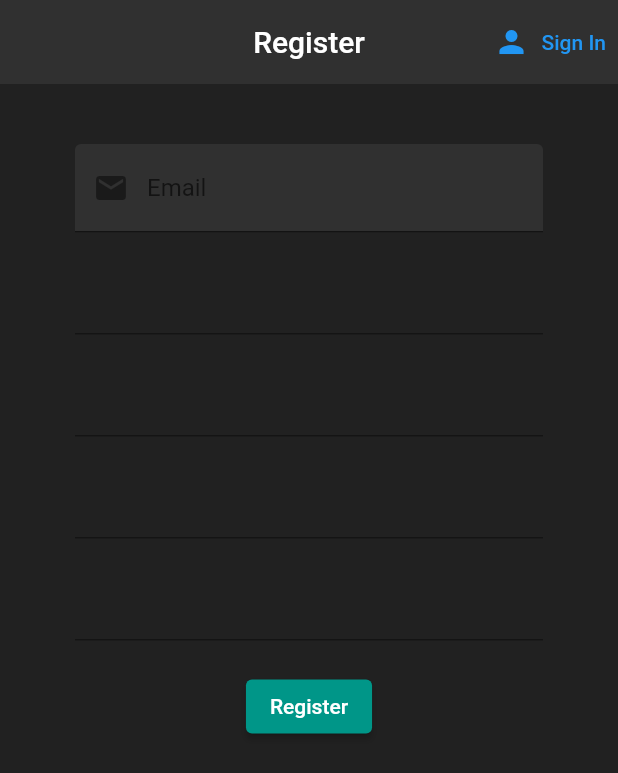
After one commit to devanshk22/car_park_app, a Flutter app: the screen it shows after launch, after a tap on "Sign in", after a tap on "Register", on a phone screen of 412 x 824 dp. The commit adds this screen. Shown: the top 773 px of the screen. Run offline on Flutter 3.47's test engine with Material 2 defaults, Android fonts, the phone set to English and light mode, and no system bars; our stand-ins replace cloud_firestore, firebase_auth, firebase_core; accounts and stored records are empty.

Commit message:
Changing from anonymous login to login with email and password.

```diff
--- a/lib/main.dart
+++ b/lib/main.dart
@@ -30,7 +30,7 @@ class MyApp extends StatelessWidget {
       value: AuthService().user,
       child: MaterialApp(
         title: 'Car Park App',
-        home: myBottomNavigationBar(),
+        home: Wrapper(),
       ),
       catchError: (User, UserAccount) => null,
     );
@@ -72,7 +72,7 @@ class _myBottomNavigationBarState extends State<myBottomNavigationBar> {
             label: 'Home',
           ),
           BottomNavigationBarItem(
-            icon: Icon(Icons.directions_car_filled),
+            icon: Icon(Icons.directions_car),
             label: 'Booking',
           ),
           BottomNavigationBarItem(
--- a/lib/models/userAccount.dart
+++ b/lib/models/userAccount.dart
@@ -6,17 +6,19 @@ import '../constants/databaseConsts.dart';
 
 class UserAccount {
   final String uid;
-  late String fullName;
-  late String email;
-  late String phone;
-  late List<Booking> bookings = [];
-  late List<Carpark> favourites = [];
+  String? fullName;
+  String? email;
+  String? password;
+  String? phone;
+  List<Booking> bookings = [];
+  List<Carpark> favourites = [];
 
   UserAccount({
     required this.uid,
-    //required this.email,
-    //required this.fullName,
-    //required this.phone
+    // required this.fullName,
+    // required this.email,
+    // required this.password,
+    // required this.phone
   });
 
   // UserAccount.fromJson(String id, Map json) {
@@ -49,7 +51,7 @@ class UserAccount {
 
   String userInfoToString() => [
         "User $email",
-        "-" * (5 + email.length),
+        "-" * (5 + email!.length),
         "Full Name: $fullName",
         "Phone Number: $phone"
       ].join("\n");
@@ -69,10 +71,10 @@ class UserAccount {
   String toString() =>
       [userInfoToString(), favouritesToString(), bookingsToString()].join("\n");
 
-  String get id => email;
+  String get id => email!;
 
   String getEmail() {
-    return this.email;
+    return this.email!;
   }
 
   void setEmail(String email) {
@@ -80,7 +82,7 @@ class UserAccount {
   }
 
   String getFullName() {
-    return this.fullName;
+    return this.fullName!;
   }
 
   void setFullName(String fullName) {
@@ -88,7 +90,7 @@ class UserAccount {
   }
 
   String getPhone() {
-    return this.phone;
+    return this.phone!;
   }
 
   void setPhone(String phone) {
--- a/lib/pages/authenticate/LoginUI.dart
+++ b/lib/pages/authenticate/LoginUI.dart
@@ -2,38 +2,101 @@ import 'package:car_park_app/pages/services/auth.dart';
 import 'package:flutter/material.dart';
 
 class LoginUI extends StatefulWidget {
-  const LoginUI({Key? key}) : super(key: key);
-
+  final Function toggleView;
+  LoginUI({required this.toggleView});
   @override
   _LoginUIState createState() => _LoginUIState();
 }
 
 class _LoginUIState extends State<LoginUI> {
+  //text field state
+  String email = " ";
+  String password = " ";
+  String error = " ";
   final AuthService _auth = AuthService();
+  final _formKey = GlobalKey<FormState>();
   @override
   Widget build(BuildContext context) {
     return Scaffold(
       backgroundColor: Colors.grey[900],
       appBar: AppBar(
         automaticallyImplyLeading: false,
-        title: Text('Login To Car Park App'),
+        title: Text('Login'),
+        actions: <Widget>[
+          TextButton.icon(
+            icon: Icon(Icons.person),
+            label: Text("Register"),
+            onPressed: () {
+              widget.toggleView();
+            },
+          )
+        ],
         elevation: 0.0,
         centerTitle: true,
         backgroundColor: Colors.grey[850],
       ),
       body: Container(
         padding: EdgeInsets.symmetric(vertical: 20.0, horizontal: 50.0),
-        child: ElevatedButton(
-          child: Text('Sign-in Anonymously'),
-          onPressed: () async {
-            dynamic result = await _auth.signInAnon();
-            if (result == null) {
-              print("Error signing in");
-            } else {
-              print("User signed in");
-              print(result.uid);
-            }
-          },
+        child: Form(
+          key: _formKey,
+          child: Column(
+            children: <Widget>[
+              SizedBox(
+                height: 20.0,
+              ),
+              TextFormField(
+                validator: (val) =>
+                    val!.isEmpty ? "Please enter an Email ID" : null,
+                onChanged: (value) {
+                  setState(() => email = value);
+                },
+              ),
+              SizedBox(
+                height: 20.0,
+              ),
+              TextFormField(
+                obscureText: true,
+                validator: (val) => val!.length < 6
+                    ? "Please enter a password with 6 or more characters"
+                    : null,
+                onChanged: (value) {
+                  setState(() => password = value);
+                },
+              ),
+              SizedBox(
+                height: 20.0,
+              ),
+              ElevatedButton(
+                style: ButtonStyle(
+                  backgroundColor:
+                      MaterialStateProperty.all<Color>(Colors.teal),
+                ),
+                child: Text(
+                  "Sign in",
+                  style: TextStyle(color: Colors.white),
+                ),
+                onPressed: () async {
+                  if (_formKey.currentState!.validate()) {
+                    dynamic result = await _auth.signIn(email, password);
+                    if (result == null) {
+                      setState(() => error =
+                          'Invalid Credentials. Please try signing in again.');
+                    }
+                  }
+                },
+              ),
+              SizedBox(
+                height: 12.0,
+              ),
+              Text(
+                error,
+                style: TextStyle(
+                  color: Colors.red,
+                  fontSize: 14.0,
+                ),
+              ),
+            ],
+          ),
         ),
       ),
     );
--- a/lib/pages/authenticate/authenticate.dart
+++ b/lib/pages/authenticate/authenticate.dart
@@ -1,4 +1,5 @@
 import 'package:car_park_app/pages/authenticate/LoginUI.dart';
+import 'package:car_park_app/pages/authenticate/register.dart';
 import 'package:flutter/material.dart';
 
 class Authenticate extends StatefulWidget {
@@ -9,10 +10,17 @@ class Authenticate extends StatefulWidget {
 }
 
 class _AuthenticateState extends State<Authenticate> {
+  bool showSignIn = true;
+  void toggleView() {
+    setState(() => showSignIn = !showSignIn);
+  }
+
   @override
   Widget build(BuildContext context) {
-    return Container(
-      child: LoginUI(),
-    );
+    if (showSignIn) {
+      return LoginUI(toggleView: toggleView);
+    } else {
+      return Register(toggleView: toggleView);
+    }
   }
 }
--- /dev/null
+++ b/lib/pages/authenticate/register.dart
@@ -0,0 +1,147 @@
+import 'package:flutter/material.dart';
+import 'package:car_park_app/pages/services/auth.dart';
+import 'package:car_park_app/shared/constants.dart';
+
+class Register extends StatefulWidget {
+  final Function toggleView;
+  Register({required this.toggleView});
+
+  @override
+  _RegisterState createState() => _RegisterState();
+}
+
+class _RegisterState extends State<Register> {
+  final AuthService _auth = AuthService();
+  final _formKey = GlobalKey<FormState>();
+  String email = " ";
+  String password = " ";
+  String confirmPassword = " ";
+  String phone = " ";
+  String name = " ";
+  String error = " ";
+  @override
+  Widget build(BuildContext context) {
+    return Scaffold(
+      backgroundColor: Colors.grey[900],
+      appBar: AppBar(
+        automaticallyImplyLeading: false,
+        title: Text('Register'),
+        actions: <Widget>[
+          TextButton.icon(
+            icon: Icon(Icons.person),
+            label: Text("Sign In"),
+            onPressed: () {
+              widget.toggleView();
+            },
+          )
+        ],
+        elevation: 0.0,
+        centerTitle: true,
+        backgroundColor: Colors.grey[850],
+      ),
+      body: Container(
+        padding: EdgeInsets.symmetric(vertical: 20.0, horizontal: 50.0),
+        child: Form(
+          key: _formKey,
+          child: SingleChildScrollView(
+            child: Column(
+              children: <Widget>[
+                SizedBox(
+                  height: 20.0,
+                ),
+                TextFormField(
+                  decoration: textInputDecoration.copyWith(
+                    prefixIcon: Icon(Icons.email),
+                    labelText: 'Email',
+                  ),
+                  validator: (val) =>
+                      val!.isEmpty ? "Please enter a name" : null,
+                  onChanged: (value) {
+                    setState(() => name = value);
+                  },
+                ),
+                SizedBox(
+                  height: 20.0,
+                ),
+                TextFormField(
+                  validator: (val) =>
+                      val!.isEmpty ? "Please enter an Email ID" : null,
+                  onChanged: (value) {
+                    setState(() => email = value);
+                  },
+                ),
+                SizedBox(
+                  height: 20.0,
+                ),
+                TextFormField(
+                  validator: (val) => val!.length < 6
+                      ? "Please enter a password with 6 or more characters"
+                      : null,
+                  obscureText: true,
+                  onChanged: (value) {
+                    setState(() => password = value);
+                  },
+                ),
+                SizedBox(
+                  height: 20.0,
+                ),
+                TextFormField(
+                  validator: (val) => val != password
+                      ? "Confirm password does not match"
+                      : null,
+                  obscureText: true,
+                  onChanged: (value) {
+                    setState(() => confirmPassword = value);
+                  },
+                ),
+                SizedBox(
+                  height: 20.0,
+                ),
+                TextFormField(
+                  validator: (val) => val!.length != 8
+                      ? "Please enter a phone number with 8 digits"
+                      : null,
+                  onChanged: (value) {
+                    setState(() => phone = value);
+                  },
+                ),
+                SizedBox(
+                  height: 20.0,
+                ),
+                ElevatedButton(
+                  style: ButtonStyle(
+                    backgroundColor:
+                        MaterialStateProperty.all<Color>(Colors.teal),
+                  ),
+                  child: Text(
+                    "Register",
+                    style: TextStyle(color: Colors.white),
+                  ),
+                  onPressed: () async {
+                    if (_formKey.currentState!.validate()) {
+                      dynamic result = await _auth.registerAccount(
+                          email, password, phone, name);
+                      if (result == null) {
+                        setState(() => error = 'Please supply a valid email.');
+                      }
+                    }
+                  },
+                ),
+                SizedBox(
+                  height: 12.0,
+                ),
+                Text(
+                  error,
+                  style: TextStyle(
+                    color: Colors.red,
+                    fontSize: 14.0,
+                  ),
+                )
+              ],
+            ),
+          ),
+        ),
+      ),
+    );
+  }
+}
--- a/lib/pages/services/auth.dart
+++ b/lib/pages/services/auth.dart
@@ -6,7 +6,11 @@ class AuthService {
 
   //create UserAccount object based on FireBase User
   UserAccount? _userFromFirebaseUser(User user) {
-    return user != null ? UserAccount(uid: user.uid) : null;
+    return user != null
+        ? UserAccount(
+            uid: user.uid,
+          )
+        : null;
   }
 
   // auth change user stream
@@ -16,21 +20,34 @@ class AuthService {
         .map((User? user) => _userFromFirebaseUser(user!));
   }
 
-  // Sign in Anonyously
-  Future signInAnon() async {
+  //Sign in with Email and Password
+  Future signIn(String email, String password) async {
     try {
-      UserCredential result = await _auth.signInAnonymously();
+      UserCredential result = await _auth.signInWithEmailAndPassword(
+          email: email, password: password);
       User? user = result.user;
       return _userFromFirebaseUser(user!);
-    } catch (e) {
-      print(e.toString());
+    } catch (error) {
+      print(error.toString());
       return null;
     }
   }
 
-  //Sign in with Email and Password
-
   // Register with Email and Password
+  Future registerAccount(
+      String email, String password, String phone, String fullName) async {
+    try {
+      UserCredential result = await _auth.createUserWithEmailAndPassword(
+        email: email,
+        password: password,
+      );
+      User? user = result.user;
+      return _userFromFirebaseUser(user!);
+    } catch (error) {
+      print(error.toString());
+      return null;
+    }
+  }
 
   // Sign out
   Future signOut() async {
--- /dev/null
+++ b/lib/shared/constants.dart
@@ -0,0 +1,9 @@
+import 'package:flutter/material.dart';
+
+import 'package:flutter/material.dart';
+
+var textInputDecoration = InputDecoration(
+  fillColor: Colors.grey[850],
+  filled: true,
+  focusedBorder: OutlineInputBorder(borderSide: BorderSide(color: Colors.pink)),
+);
```
Also changed, not shown: pubspec.lock.
